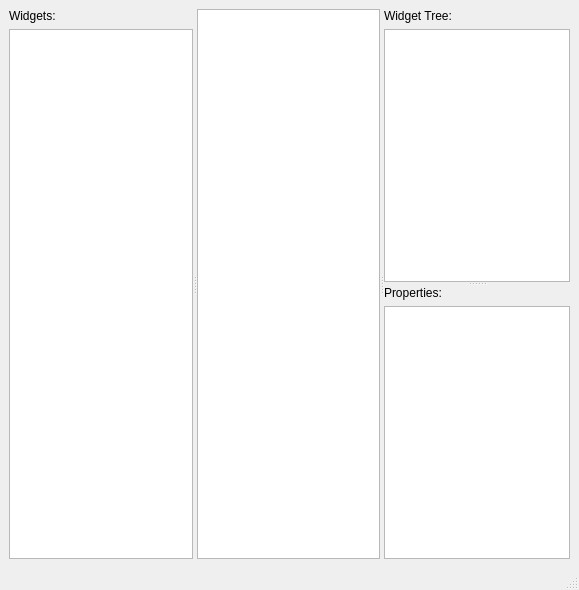
First picture: the form in creator.ui, repository rdnetto/Kv-Creator, before the edit.
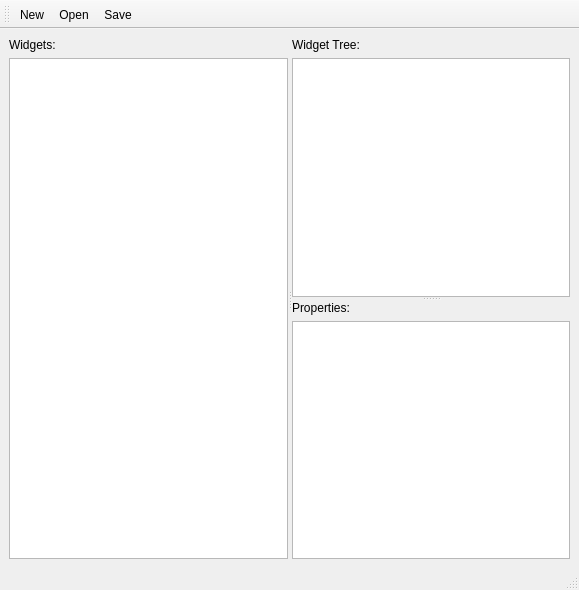
Second picture: the form after the edit.

The edit to the form file:
```diff
--- a/creator.ui
+++ b/creator.ui
@@ -16,11 +16,7 @@
   <widget class="QWidget" name="centralwidget">
    <layout class="QGridLayout" name="gridLayout">
     <item row="0" column="0">
-     <widget class="QSplitter" name="splitter_3">
-      <property name="orientation">
-       <enum>Qt::Horizontal</enum>
-      </property>
-      <widget class="QSplitter" name="leftSplit">
+     <widget class="QSplitter" name="horizSplitter">
        <property name="orientation">
         <enum>Qt::Horizontal</enum>
        </property>
@@ -42,13 +38,11 @@
          </item>
         </layout>
        </widget>
-       <widget class="QGraphicsView" name="canvas"/>
-      </widget>
       <widget class="QSplitter" name="rightSplit">
        <property name="orientation">
         <enum>Qt::Vertical</enum>
        </property>
-       <widget class="QWidget" name="">
+       <widget class="QWidget" name="layoutWidget">
         <layout class="QVBoxLayout" name="widgetTreeLayout">
          <item>
           <widget class="QLabel" name="label">
@@ -62,7 +56,7 @@
          </item>
         </layout>
        </widget>
-       <widget class="QWidget" name="">
+       <widget class="QWidget" name="layoutWidget">
         <layout class="QVBoxLayout" name="propertiesLayout">
          <item>
           <widget class="QLabel" name="label_3">
@@ -92,6 +86,35 @@
    </property>
   </widget>
   <widget class="QStatusBar" name="statusbar"/>
+  <widget class="QToolBar" name="toolBar">
+   <property name="windowTitle">
+    <string>toolBar</string>
+   </property>
+   <attribute name="toolBarArea">
+    <enum>TopToolBarArea</enum>
+   </attribute>
+   <attribute name="toolBarBreak">
+    <bool>false</bool>
+   </attribute>
+   <addaction name="actionNew"/>
+   <addaction name="actionOpen"/>
+   <addaction name="actionSave"/>
+  </widget>
+  <action name="actionNew">
+   <property name="text">
+    <string>New</string>
+   </property>
+  </action>
+  <action name="actionOpen">
+   <property name="text">
+    <string>Open</string>
+   </property>
+  </action>
+  <action name="actionSave">
+   <property name="text">
+    <string>Save</string>
+   </property>
+  </action>
  </widget>
  <resources/>
  <connections/>
```
Lines whose indentation alone changed are shown as unchanged.
